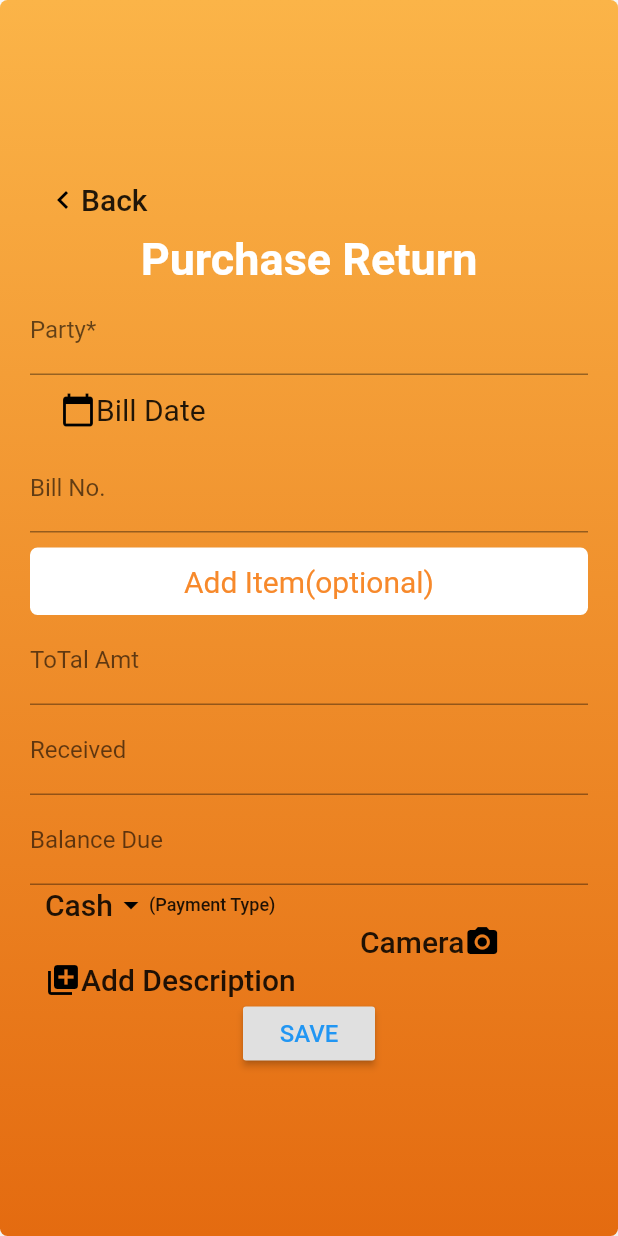
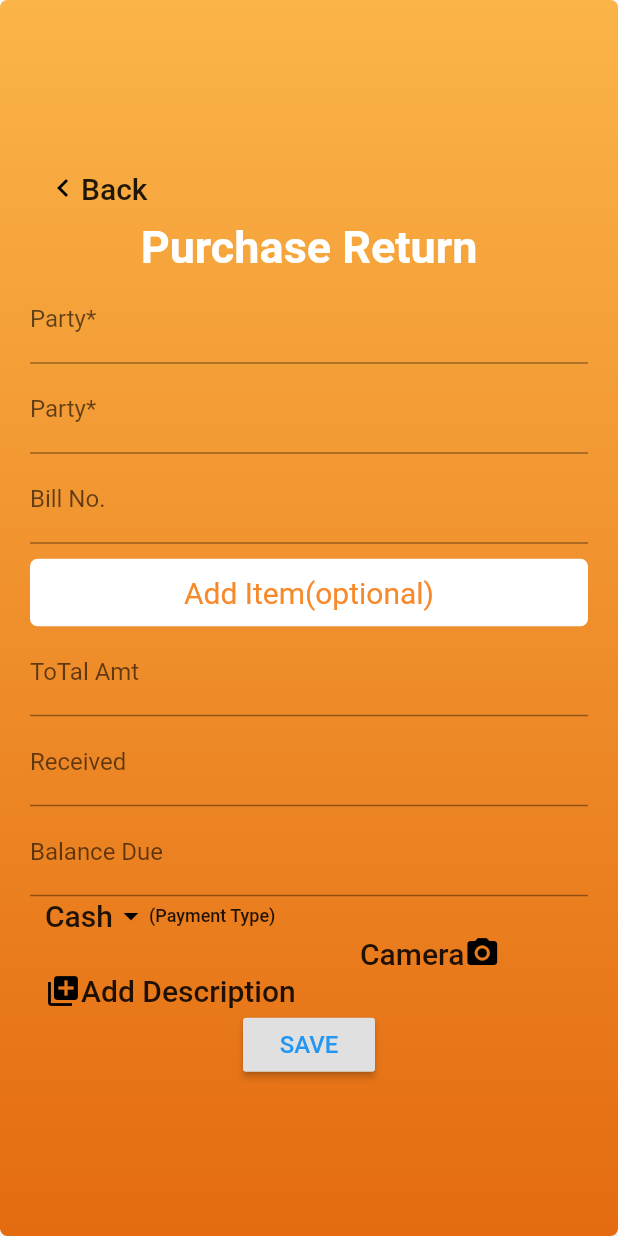
Before and after one commit to nehar53/Finacc_App, a Flutter app: the PurchaseScreen screen opened directly, on a phone screen of 412 x 824 dp. Run offline on Flutter 3.47's test engine with Material 2 defaults, Android fonts, the phone set to English and light mode, and no system bars; our stand-ins replace google_fonts; missing offline and left inert: flutter_sparkline; network calls fail.

Commit message:
first commit

```diff
--- a/lib/UI/forpartyform/party_screen.dart
+++ b/lib/UI/forpartyform/party_screen.dart
@@ -15,39 +15,41 @@ class FormScreen extends StatefulWidget {
 }
 
 class FormScreenState extends State<FormScreen> {
-  Future<void> fetchParty() async {
-    String url = 'http://164.52.197.189:8181/fdb/finacc/gendata/transact';
-    Map<String, String> headers = {
-      "Postman-Token": "<calculated when request is sent>",
-      "Content-Type": "application/json",
-      "Content-Length": "<calculated when request is sent>",
-      " Host": "<calculated when request is sent>",
-      "User-Agent": "PostmanRuntime/7.26.2",
-      "Accept": "*",
-      "Accept-Encoding": "gzip, deflate, br",
-      "Connection": "keep-alive",
-      /* "_id": "partyMst",
-      "partyMobileNo": "+919988887513",
-      "partyName": "Saniya",
-      "partyType": "Customer",
-      "partyEmail": "saniya@mail.com",
-      "partyBillingAddress": "1130, secotr 79, mohali",
-      "partyGSTTYpe": "Unregistered/Consumer",
-      "partyState": "Punjab",
-      "partyStateCode": "PB",
-      "partyOpeningBalance": "0.00",
-      "partyGSTINNo": "",
-      "openingBalAsOn": '1596006692'*/
+  Future<void> getApiResults() async {
+    var url = "http://164.52.197.189:8181/fdb/finacc/gendata/query";
+    Map<String, dynamic> tempMap = {
+      "select": ["*"],
+      "from": "partyMst"
     };
+    var query = json.encode(tempMap);
+    var resp = await http.post(url, body: query);
+    var res = json.decode(resp.body.toString());
+    for (var Party in res) {
+      var newParty = Party();
 
-    http.Response response = await http.post(url, headers: headers);
+      newParty.partyMobileNo = Party["PartyMst/partyMobileNo"].toInt();
 
-    int statusCode = response.statusCode;
-    print('This is the statuscode: $statusCode');
-    final responseJson = json.decode(response.body);
-    print(responseJson);
+      newParty.partyName = Party["PartyMst/partyName"].toString();
+      newParty.partyType = Party["PartyMst/partyType"].toString();
+      // newParty.partyName = Party["PartyMst/partyName"].toString();
+      newParty.partyEmail = Party["PartyMst/ partyEmail"].toString();
+      newParty.partyBillingAddress =
+          Party["PartyMst/partyBillingAddress"].toString();
+      newParty.partyState = Party["PartyMst/ partyState"].toString();
+      newParty.partyGSTTYpe = Party["PartyMst/ partyGSTTYpe"].toString();
 
-    //print('This is the API response: $responseJson');
+      newParty.partyMobileNo = Party["PartyMst/partyMobileNo"].toInt();
+      newParty.partyStateCode = Party["PartyMst/partyStateCode"].toInt();
+      newParty.partyOpeningBalance =
+          Party["PartyMst/partyOpeningBalance"].toInt();
+      newParty.openingBalAsOn = Party["PartyMst/openingBalAsOn"].toInt();
+      newParty.id = Party["PartyMst/_id"];
+      newParty.partyGSTINNo = Party["PartyMst/partyGSTINNo"].toInt();
+      newParty.partyOpeningBalance =
+          Party["PartyMst/partyOpeningBalance"].toInt();
+
+      //new.add(newParty);
+    }
   }
 
   final GlobalKey<FormState> _formKey = GlobalKey<FormState>();
@@ -194,7 +196,7 @@ class FormScreenState extends State<FormScreen> {
                     'SAVE',
                     style: TextStyle(color: Colors.deepOrange, fontSize: 16),
                   ),
-                  onPressed: fetchParty
+                  onPressed: getApiResults
 
                   /*  print(_name);
                   print(_email);
@@ -209,6 +211,39 @@ class FormScreenState extends State<FormScreen> {
       ),
     );
   }
+}
+
+class Party {
+  String partyName,
+      partyType,
+      partyEmail,
+      partyBillingAddress,
+      partyGSTTYpe,
+      id,
+      partyState;
+  int partyMobileNo,
+      partyStateCode,
+      partyOpeningBalance,
+      partyGSTINNo,
+      openingBalAsOn;
+
+  Party({
+    this.partyMobileNo,
+    this.partyName,
+    this.partyType,
+    this.partyEmail,
+    this.partyBillingAddress,
+    this.partyGSTTYpe,
+    this.partyState,
+    this.partyStateCode,
+    this.partyOpeningBalance,
+    //this.openingBalAsOn,
+    this.id,
+    this.partyGSTINNo,
+    //this.partyOpeningBalance,
+    this.openingBalAsOn,
+    //  this.salesTaxIncluded
+  });
 }
 
 class NestedTabBar extends StatefulWidget {
--- a/lib/UI/forpurchase/purchase_return.dart
+++ b/lib/UI/forpurchase/purchase_return.dart
@@ -13,7 +13,7 @@ class PurchaseScreenState extends State<PurchaseScreen> {
   String _party;
   String _billdate;
   // DateTime _dateTime;
-  DateTime _dateTime;
+
   String dropdownValue = 'Cash(payment type)';
 
   final GlobalKey<FormState> _formKey = GlobalKey<FormState>();
@@ -36,6 +36,23 @@ class PurchaseScreenState extends State<PurchaseScreen> {
   }
 
   Widget _buildbilldate() {
+    return TextFormField(
+      decoration: InputDecoration(labelText: 'Party*'),
+      //maxLength: 10,
+      validator: (String value) {
+        if (value.isEmpty) {
+          // return ' Required';
+        }
+
+        return null;
+      },
+      onSaved: (String value) {
+        _party = value;
+      },
+    );
+  }
+
+  /* Widget _buildbilldate() {
     return InkWell(
       onTap: () {
         showDatePicker(
@@ -64,7 +81,7 @@ class PurchaseScreenState extends State<PurchaseScreen> {
         ),
       ),
     );
-  }
+  }*/
 
   Widget _buildbillno() {
     return TextFormField(
--- a/pubspec.yaml
+++ b/pubspec.yaml
@@ -48,8 +48,8 @@ flutter:
   uses-material-design: true
 
   # To add assets to your application, add an assets section, like this:
-  assets:
-     - assets/party.json
+  #assets:
+   #  - assets/party.json
   #  - images/a_dot_burr.jpeg
   #  - images/a_dot_ham.jpeg
 
```
Also changed, not shown: lib/UI/forpurchase/purchase_order.dart (+20 -3 lines), lib/UI/forsale/salereturn.dart (+18 -1 lines), 1 other file.
